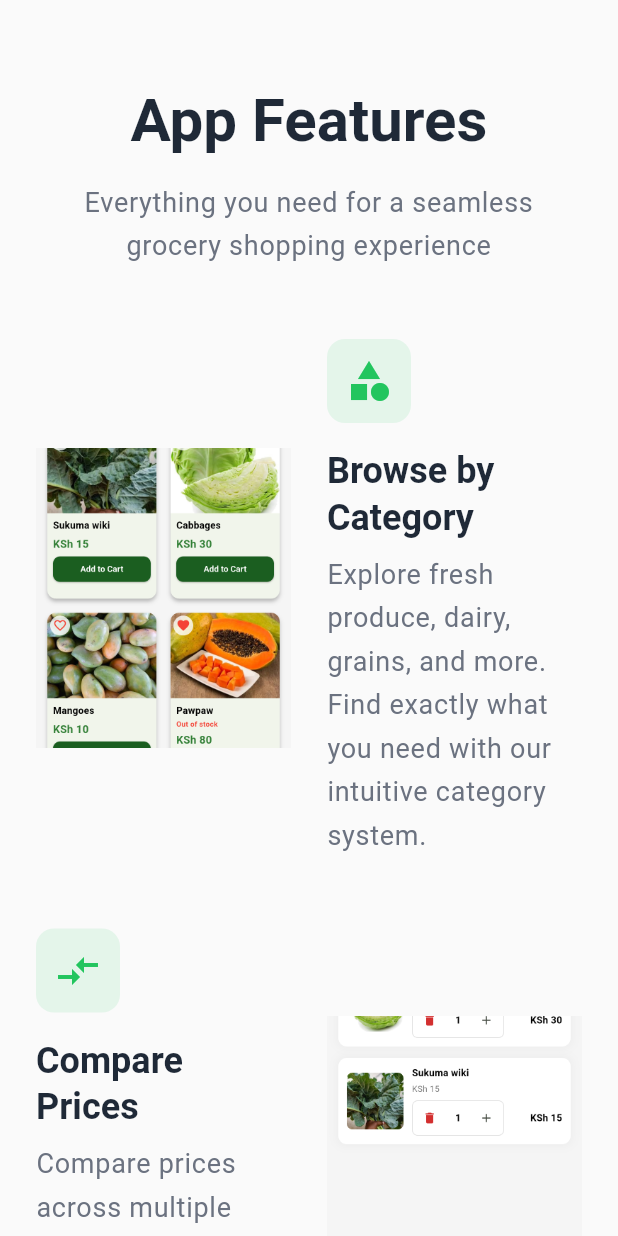
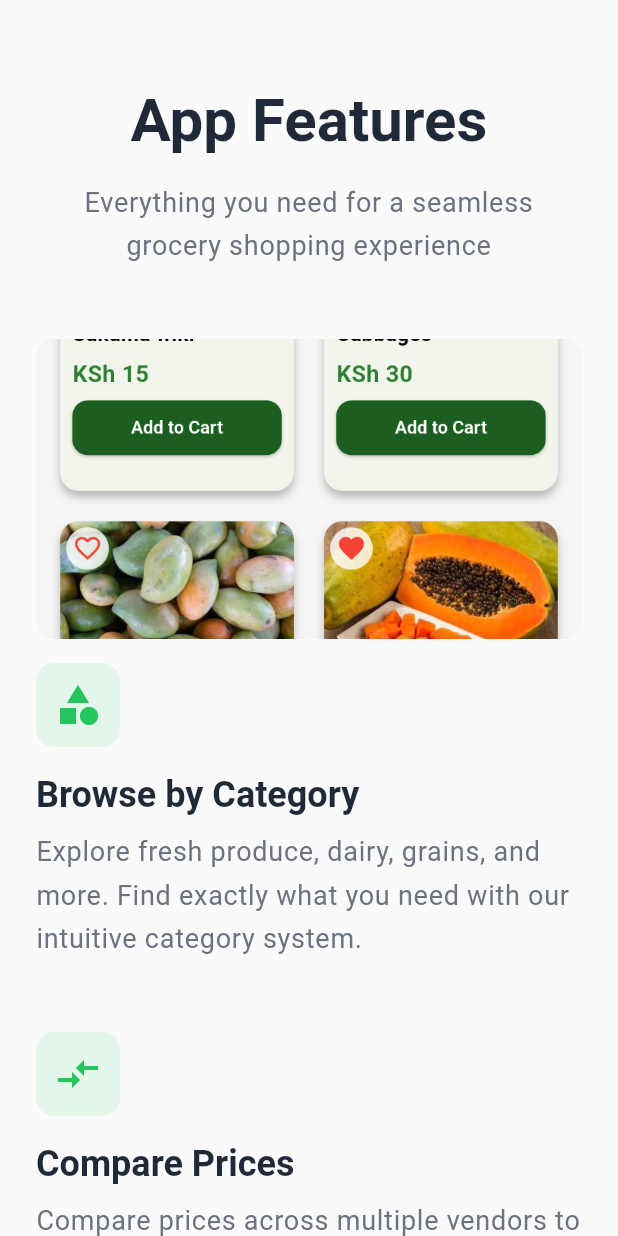
Before and after one commit to gatwiri124/grocery_market_web, a Flutter app: the FeaturesPage widget shown alone on an empty page, opened directly, on a phone screen of 412 x 824 dp. Run offline on Flutter 3.47's test engine with Material 3 defaults, Android fonts, the phone set to English and light mode, and no system bars; our stand-ins replace go_router; Roboto replaces fonts that are missing (Poppins).

Commit message:
Make website fully responsive with hamburger drawer navigation for mobile

```diff
--- a/lib/pages/features_page.dart
+++ b/lib/pages/features_page.dart
@@ -85,40 +85,50 @@ class FeaturesPage extends StatelessWidget {
     String imagePath, {
     required bool isImageFirst,
   }) {
-    final content = Row(
+    final screenWidth = MediaQuery.of(context).size.width;
+    final isMobile = screenWidth < 768;
+
+    if (isMobile) {
+      return Column(
+        crossAxisAlignment: CrossAxisAlignment.start,
+        children: [
+          if (isImageFirst) ...[
+            _buildFeatureImage(imagePath),
+            const SizedBox(height: 16),
+            _buildFeatureContent(context, icon, title, description),
+          ] else ...[
+            _buildFeatureContent(context, icon, title, description),
+            const SizedBox(height: 16),
+            _buildFeatureImage(imagePath),
+          ],
+        ],
+      );
+    }
+
+    if (isImageFirst) {
+      return Row(
         crossAxisAlignment: CrossAxisAlignment.center,
         children: [
-        Expanded(
-          child: Column(
-            crossAxisAlignment: CrossAxisAlignment.start,
+          Expanded(child: _buildFeatureImage(imagePath)),
+          const SizedBox(width: 24),
+          Expanded(child: _buildFeatureContent(context, icon, title, description)),
+        ],
+      );
+    }
+
+    return Row(
+      crossAxisAlignment: CrossAxisAlignment.center,
       children: [
-              Container(
-                padding: const EdgeInsets.all(12),
-                decoration: BoxDecoration(
-                  color: AppTheme.primaryGreen.withValues(alpha: 0.1),
+        Expanded(child: _buildFeatureContent(context, icon, title, description)),
+        const SizedBox(width: 24),
+        Expanded(child: _buildFeatureImage(imagePath)),
+      ],
+    );
+  }
+
+  Widget _buildFeatureImage(String imagePath) {
+    return ClipRRect(
       borderRadius: BorderRadius.circular(12),
-                ),
-                child: Icon(
-                  icon,
-                  size: 32,
-                  color: AppTheme.primaryGreen,
-                ),
-              ),
-              const SizedBox(height: 16),
-              Text(
-                title,
-                style: Theme.of(context).textTheme.headlineMedium,
-              ),
-              const SizedBox(height: 8),
-              Text(
-                description,
-                style: Theme.of(context).textTheme.bodyLarge,
-              ),
-            ],
-          ),
-        ),
-        const SizedBox(width: 24),
-        Expanded(
       child: Image.asset(
         imagePath,
         width: double.infinity,
@@ -143,43 +153,11 @@ class FeaturesPage extends StatelessWidget {
           );
         },
       ),
-        ),
-      ],
     );
+  }
 
-    return isImageFirst
-        ? Row(
-            crossAxisAlignment: CrossAxisAlignment.center,
-            children: [
-              Expanded(
-                child: Image.asset(
-                  imagePath,
-                  width: double.infinity,
-                  height: 200,
-                  fit: BoxFit.cover,
-                  errorBuilder: (context, error, stackTrace) {
-                    return Container(
-                      width: double.infinity,
-                      height: 200,
-                      decoration: BoxDecoration(
-                        color: AppTheme.secondaryGreen.withValues(alpha: 0.3),
-                        borderRadius: BorderRadius.circular(12),
-                      ),
-                      child: Center(
-                        child: Image.asset(
-                          AppConfig.instance.logo,
-                          width: 60,
-                          height: 60,
-                          fit: BoxFit.contain,
-                        ),
-                      ),
-                    );
-                  },
-                ),
-              ),
-              const SizedBox(width: 24),
-              Expanded(
-                child: Column(
+  Widget _buildFeatureContent(BuildContext context, IconData icon, String title, String description) {
+    return Column(
       crossAxisAlignment: CrossAxisAlignment.start,
       children: [
         Container(
@@ -188,11 +166,7 @@ class FeaturesPage extends StatelessWidget {
             color: AppTheme.primaryGreen.withValues(alpha: 0.1),
             borderRadius: BorderRadius.circular(12),
           ),
-                      child: Icon(
-                        icon,
-                        size: 32,
-                        color: AppTheme.primaryGreen,
-                      ),
+          child: Icon(icon, size: 32, color: AppTheme.primaryGreen),
         ),
         const SizedBox(height: 16),
         Text(
@@ -205,11 +179,7 @@ class FeaturesPage extends StatelessWidget {
           style: Theme.of(context).textTheme.bodyLarge,
         ),
       ],
-                ),
-              ),
-            ],
-          )
-        : content;
+    );
   }
 
   Widget _buildDownloadCTA(BuildContext context) {
```
Also changed, not shown: lib/pages/home_page.dart (+15 -1 lines), lib/shared/main_layout.dart (+156 -25 lines). Lines whose indentation alone changed are shown as unchanged.
